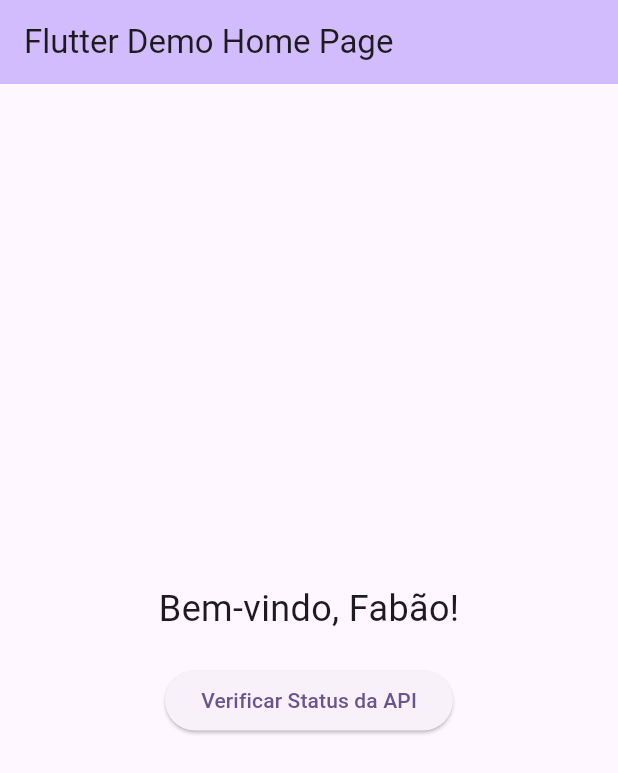
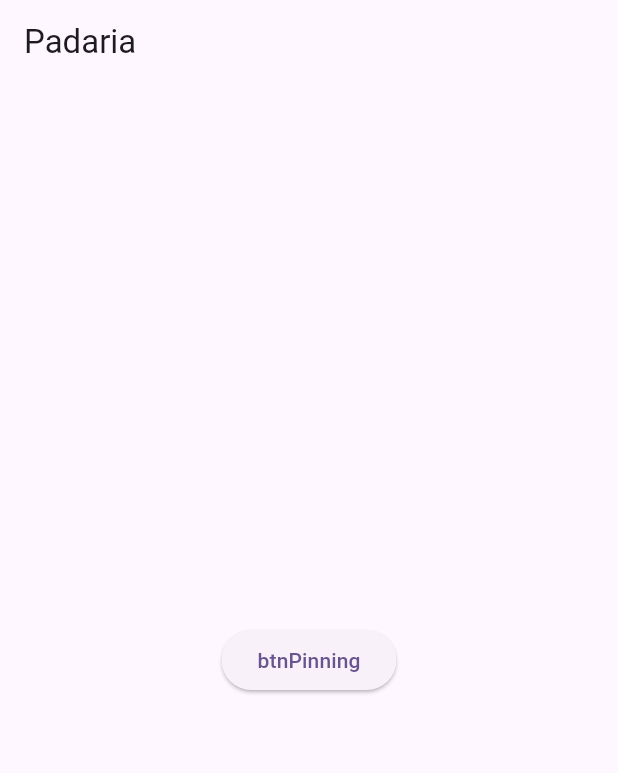
Before and after one commit to slackwarecps/flutter_certificate_pinning, a Flutter app: the screen it shows after launch, on a phone screen of 412 x 824 dp. Shown: the top 773 px of the screen. Run offline on Flutter 3.47's test engine with Material 3 defaults, Android fonts, the light colour scheme and no system bars; our stand-ins replace dio, get.

Commit message:
Versao funcionando 1.0

```diff
--- a/lib/main.dart
+++ b/lib/main.dart
@@ -1,4 +1,5 @@
 import 'package:flutter/material.dart';
+import 'package:gemini_ola_mundo/presenter/pages/padaria_page.dart';
 import 'package:get/get.dart';
 import 'package:gemini_ola_mundo/presenter/pages/saude_page.dart';
 
@@ -17,9 +18,10 @@ class MyApp extends StatelessWidget {
         colorScheme: ColorScheme.fromSeed(seedColor: Colors.deepPurple),
         useMaterial3: true,
       ),
-      initialRoute: '/',
+      initialRoute: '/padaria',
       getPages: [
         GetPage(name: '/', page: () => const MyHomePage(title: 'Flutter Demo Home Page')),
+        GetPage(name: '/padaria', page: () => const PadariaPage()),
         GetPage(name: '/saude', page: () => const SaudePage()),
       ],
     );
--- /dev/null
+++ b/lib/presenter/pages/padaria_page.dart
@@ -0,0 +1,24 @@
+import 'package:flutter/material.dart';
+import 'package:get/get.dart';
+import 'package:gemini_ola_mundo/presenter/pages/ssl_test_page.dart';
+
+class PadariaPage extends StatelessWidget {
+  const PadariaPage({super.key});
+
+  @override
+  Widget build(BuildContext context) {
+    return Scaffold(
+      appBar: AppBar(
+        title: const Text('Padaria'),
+      ),
+      body: Center(
+        child: ElevatedButton(
+          onPressed: () {
+            Get.to(() => const SslTestPage());
+          },
+          child: const Text('btnPinning'),
+        ),
+      ),
+    );
+  }
+}
--- a/pubspec.yaml
+++ b/pubspec.yaml
@@ -36,6 +36,7 @@ dependencies:
   cupertino_icons: ^1.0.8
   get: ^4.7.2
   dio: ^5.9.0
+  crypto: ^3.0.6
 
 dev_dependencies:
   flutter_test:
```
Also changed, not shown: lib/infra/repositories/http/ssl_pinning_client.dart (added, +96 -0 lines), lib/presenter/pages/ssl_test_page.dart (added, +74 -0 lines), pubspec.lock, 1 other file.
